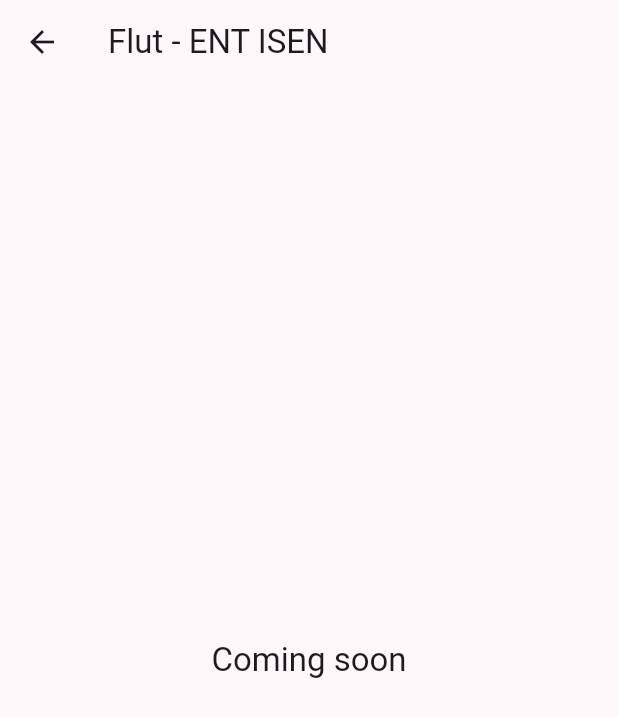
After one commit to JacksonKyoshi/ENT-ISEN-FLUT, a Flutter app: the SettingsScreen screen opened directly, on a phone screen of 412 x 824 dp. The commit adds this screen. Shown: the top 717 px of the screen. Run offline on Flutter 3.47's test engine with Material 3 defaults, Android fonts, the phone set to English and light mode, and no system bars; our stand-ins replace flutter_svg; missing offline and left inert: icalendar_parser.

Commit message:
feat: settings screen
currently just a coming soon screen

```diff
--- /dev/null
+++ b/lib/screens/settings_screen.dart
@@ -0,0 +1,18 @@
+import 'package:flutter/material.dart';
+
+class SettingsScreen extends StatelessWidget {
+  const SettingsScreen({super.key});
+
+  @override
+  Widget build(BuildContext context) {
+    return Scaffold(
+      appBar: AppBar(
+        title: const Text('Flut - ENT ISEN'),
+      ),
+      body: Center(
+        child: Text("Coming soon", style: Theme.of(context).textTheme.titleLarge)
+      )
+    );
+  }
+
+}
```
Also changed, not shown: lib/main_handler.dart (+12 -6 lines).
